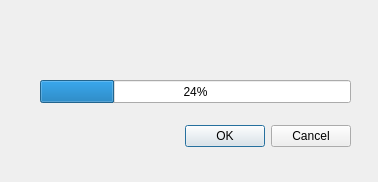
Old version of the form Client/COMP7005_A1/downloader.ui in the repository filipgutica/COMP7005_A1.
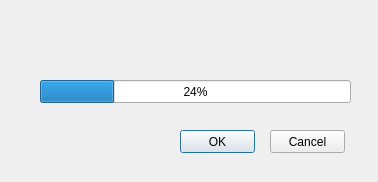
New version of the form.

Diff of the .ui file:
```diff
--- a/Client/COMP7005_A1/downloader.ui
+++ b/Client/COMP7005_A1/downloader.ui
@@ -13,22 +13,6 @@
   <property name="windowTitle">
    <string>Dialog</string>
   </property>
-  <widget class="QDialogButtonBox" name="buttonBox">
-   <property name="geometry">
-    <rect>
-     <x>10</x>
-     <y>120</y>
-     <width>341</width>
-     <height>32</height>
-    </rect>
-   </property>
-   <property name="orientation">
-    <enum>Qt::Horizontal</enum>
-   </property>
-   <property name="standardButtons">
-    <set>QDialogButtonBox::Cancel|QDialogButtonBox::Ok</set>
-   </property>
-  </widget>
   <widget class="QProgressBar" name="progressBar">
    <property name="geometry">
     <rect>
@@ -42,6 +26,32 @@
     <number>24</number>
    </property>
   </widget>
+  <widget class="QPushButton" name="btnOK">
+   <property name="geometry">
+    <rect>
+     <x>180</x>
+     <y>130</y>
+     <width>75</width>
+     <height>23</height>
+    </rect>
+   </property>
+   <property name="text">
+    <string>OK</string>
+   </property>
+  </widget>
+  <widget class="QPushButton" name="btnCancel">
+   <property name="geometry">
+    <rect>
+     <x>270</x>
+     <y>130</y>
+     <width>75</width>
+     <height>23</height>
+    </rect>
+   </property>
+   <property name="text">
+    <string>Cancel</string>
+   </property>
+  </widget>
  </widget>
  <resources/>
  <connections>
```
Left out of the diff: 35 changed lines with no effect on the pictures.
